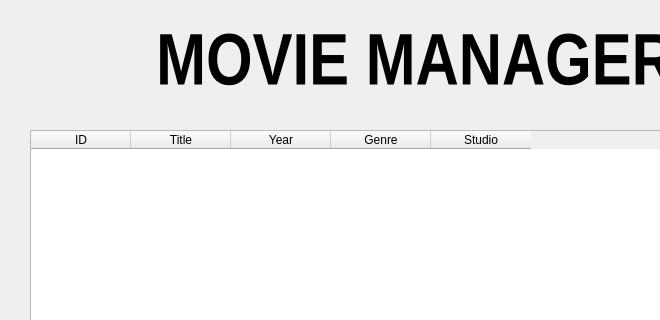
acevincent05/CP102-Final-Output, file main.ui: the form before one commit; both pictures show x 0 to 660 and y 0 to 320 of the 842 by 617 pixel window.
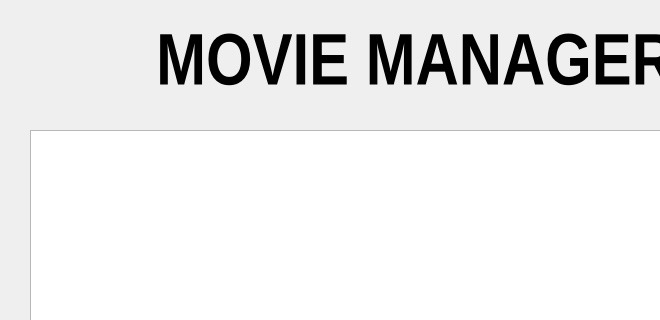
The form after the commit.

```diff
--- a/main.ui
+++ b/main.ui
@@ -47,31 +47,6 @@
       <height>321</height>
      </rect>
     </property>
-    <column>
-     <property name="text">
-      <string>ID</string>
-     </property>
-    </column>
-    <column>
-     <property name="text">
-      <string>Title</string>
-     </property>
-    </column>
-    <column>
-     <property name="text">
-      <string>Year</string>
-     </property>
-    </column>
-    <column>
-     <property name="text">
-      <string>Genre</string>
-     </property>
-    </column>
-    <column>
-     <property name="text">
-      <string>Studio</string>
-     </property>
-    </column>
    </widget>
    <widget class="QPushButton" name="view_btn">
     <property name="geometry">
```
Left out of the diff: 2 changed lines with no effect on the pictures.
